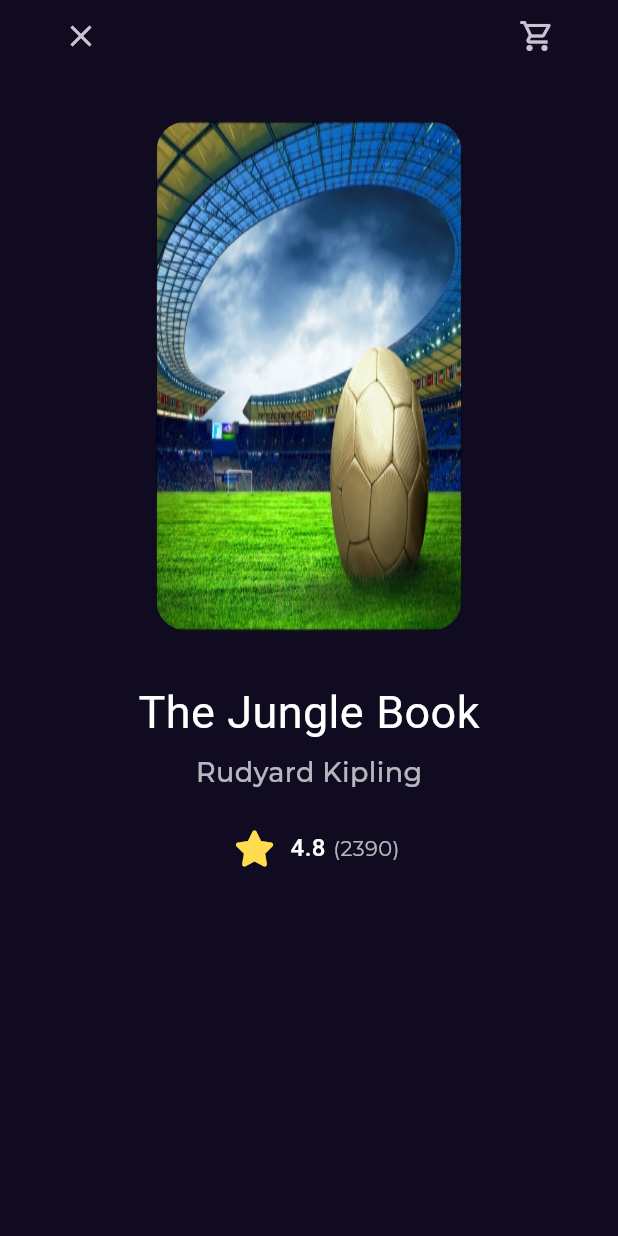
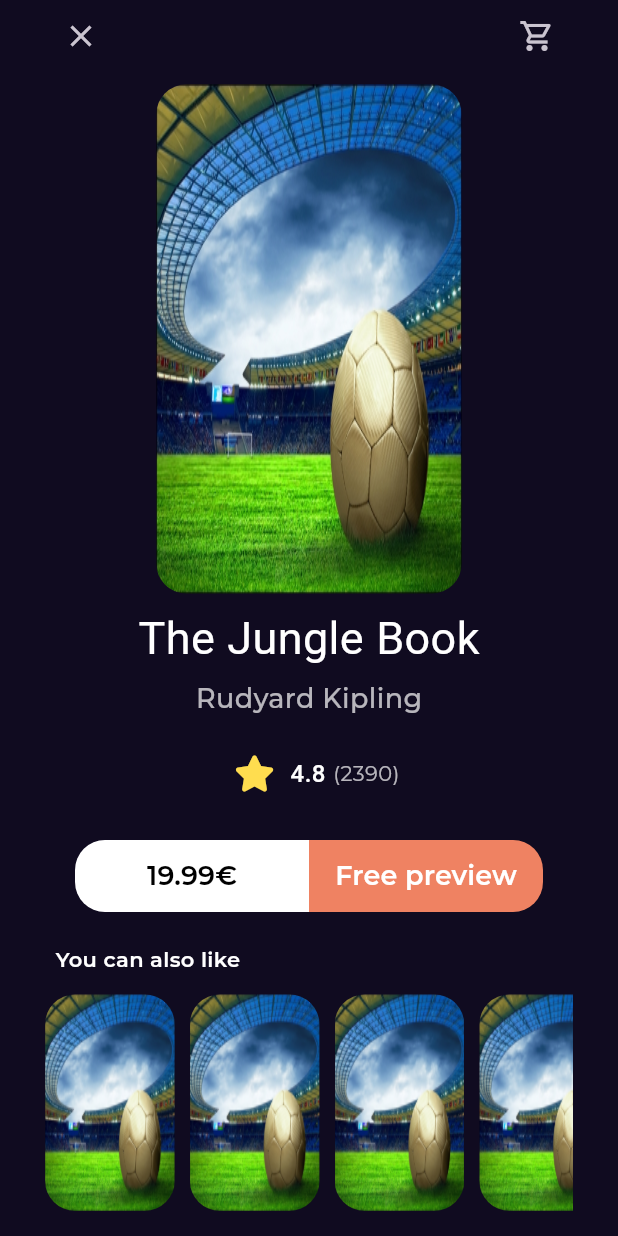
Before and after one commit to Shehab-adel/bookly_app, a Flutter app: the BookDetailsScreen screen opened by its route, on a phone screen of 412 x 824 dp. Run offline on Flutter 3.47's test engine with Material 2 defaults, Android fonts, the phone set to English and light mode, and no system bars; our stand-ins replace font_awesome_flutter, go_router, google_fonts; project files that could hold a hidden picture were left out.

Commit message:
I created similar list of details screen

```diff
--- a/lib/constants/constants.dart
+++ b/lib/constants/constants.dart
@@ -4,3 +4,4 @@ const kPrimary = Color(0xff100B20);
 const kDuration1 = Duration(seconds: 1);
 const kDuration2 = Duration(seconds: 2);
 const kRate = Color(0xffFFDD4F);
+const kRed = Color(0xffEF8262);
--- a/lib/features/home/presentaion/screens/book_details_screen.dart
+++ b/lib/features/home/presentaion/screens/book_details_screen.dart
@@ -1,8 +1,11 @@
-import 'package:bookly_app/features/home/presentaion/screens/widgets/book_details_screen_appbare_widget.dart';
+import 'package:bookly_app/core/utils/styles.dart';
+import 'package:bookly_app/features/home/presentaion/screens/widgets/details_screen/book_details_screen_appbare_widget.dart';
+import 'package:bookly_app/features/home/presentaion/screens/widgets/details_screen/button_action.dart';
 import 'package:bookly_app/features/home/presentaion/screens/widgets/listview_item_widget.dart';
 import 'package:flutter/material.dart';
 
-import 'widgets/book_details_title_and_subtitle_widget.dart';
+import 'widgets/details_screen/book_details_title_and_subtitle_widget.dart';
+import 'widgets/details_screen/similar_list_view_widget.dart';
 
 class BookDetailsScreen extends StatelessWidget {
   const BookDetailsScreen({super.key});
@@ -18,10 +21,29 @@ class BookDetailsScreen extends StatelessWidget {
             const BookDetailsScreenAppbareWidget(),
             Padding(
               padding: EdgeInsets.symmetric(
-                  horizontal: size.width * .18, vertical: size.height * .04),
+                  horizontal: size.width * .18, vertical: size.height * .01),
               child: const ListViewItemWidget(),
             ),
             const BookDetailsTitleAndSubTitle(),
+            const SizedBox(
+              height: 20,
+            ),
+            const ButtonAction(),
+            const SizedBox(
+              height: 22,
+            ),
+            Container(
+              alignment: Alignment.centerLeft,
+              padding: const EdgeInsets.only(left: 7),
+              child: Text(
+                'You can also like',
+                style: Styles.textStyle14.copyWith(fontWeight: FontWeight.w600),
+              ),
+            ),
+            const SizedBox(
+              height: 13,
+            ),
+            const SimilarListViewWidget()
           ],
         ),
       ),
--- a/lib/features/home/presentaion/screens/widgets/best_seller/bottom_best_seller_widget.dart
+++ b/lib/features/home/presentaion/screens/widgets/best_seller/bottom_best_seller_widget.dart
@@ -1,7 +1,5 @@
 import 'package:bookly_app/features/home/presentaion/screens/widgets/best_seller/rating_row_widget.dart';
 import 'package:flutter/material.dart';
-import 'package:font_awesome_flutter/font_awesome_flutter.dart';
-import '../../../../../../constants/constants.dart';
 import '../../../../../../core/utils/styles.dart';
 
 class BottomBestSellerWidget extends StatelessWidget {
--- /dev/null
+++ b/lib/features/home/presentaion/screens/widgets/details_screen/button_action.dart
@@ -0,0 +1,37 @@
+import 'package:bookly_app/constants/constants.dart';
+import 'package:flutter/material.dart';
+
+import 'details_screen_text_button_widget.dart';
+
+class ButtonAction extends StatelessWidget {
+  const ButtonAction({super.key});
+
+  @override
+  Widget build(BuildContext context) {
+    return const Padding(
+      padding: EdgeInsets.symmetric(horizontal: 20.0),
+      child: Row(
+        children: [
+          DetailsScreenTextButtonWidget(
+            backgroundColor: Colors.white,
+            topLeft: 20,
+            bottomLeft: 20,
+            topRight: 0,
+            bottomRight: 0,
+            text: "19.99€",
+            textColor: Colors.black,
+          ),
+          DetailsScreenTextButtonWidget(
+            backgroundColor: kRed,
+            topLeft: 0,
+            bottomLeft: 0,
+            topRight: 20,
+            bottomRight: 20,
+            text: "Free preview",
+            textColor: Colors.white,
+          ),
+        ],
+      ),
+    );
+  }
+}
--- /dev/null
+++ b/lib/features/home/presentaion/screens/widgets/details_screen/details_screen_text_button_widget.dart
@@ -0,0 +1,46 @@
+import 'package:bookly_app/core/utils/styles.dart';
+import 'package:flutter/material.dart';
+
+class DetailsScreenTextButtonWidget extends StatelessWidget {
+  const DetailsScreenTextButtonWidget(
+      {super.key,
+      required this.backgroundColor,
+      required this.text,
+      required this.textColor,
+      required this.topLeft,
+      required this.bottomLeft,
+      required this.topRight,
+      required this.bottomRight});
+  final Color backgroundColor;
+  final String text;
+  final Color textColor;
+  final double topLeft;
+  final double bottomLeft;
+  final double topRight;
+  final double bottomRight;
+
+  @override
+  Widget build(BuildContext context) {
+    return Expanded(
+      child: SizedBox(
+        height: 48,
+        child: TextButton(
+          style: TextButton.styleFrom(
+              backgroundColor: backgroundColor,
+              shape: RoundedRectangleBorder(
+                  borderRadius: BorderRadius.only(
+                topLeft: Radius.circular(topLeft),
+                bottomLeft: Radius.circular(bottomLeft),
+                topRight: Radius.circular(topRight),
+                bottomRight: Radius.circular(bottomRight),
+              ))),
+          onPressed: () {},
+          child: Text(
+            text,
+            style: Styles.textStyle18.copyWith(color: textColor),
+          ),
+        ),
+      ),
+    );
+  }
+}
--- /dev/null
+++ b/lib/features/home/presentaion/screens/widgets/details_screen/similar_list_view_widget.dart
@@ -0,0 +1,21 @@
+import 'package:flutter/material.dart';
+
+import '../listview_item_widget.dart';
+
+class SimilarListViewWidget extends StatelessWidget {
+  const SimilarListViewWidget({super.key});
+
+  @override
+  Widget build(BuildContext context) {
+    Size size = MediaQuery.of(context).size;
+    return SizedBox(
+        height: size.height * .175,
+        child: ListView.separated(
+            scrollDirection: Axis.horizontal,
+            itemCount: 5,
+            separatorBuilder: (index, context) => const SizedBox(
+                  width: 10,
+                ),
+            itemBuilder: (context, index) => const ListViewItemWidget()));
+  }
+}
```
Also changed, not shown: lib/features/home/presentaion/screens/widgets/details_screen/book_details_screen_appbare_widget.dart (renamed from lib/features/home/presentaion/screens/widgets/book_details_screen_appbare_widget.dart), lib/features/home/presentaion/screens/widgets/details_screen/book_details_title_and_subtitle_widget.dart (renamed from lib/features/home/presentaion/screens/widgets/book_details_title_and_subtitle_widget.dart).
